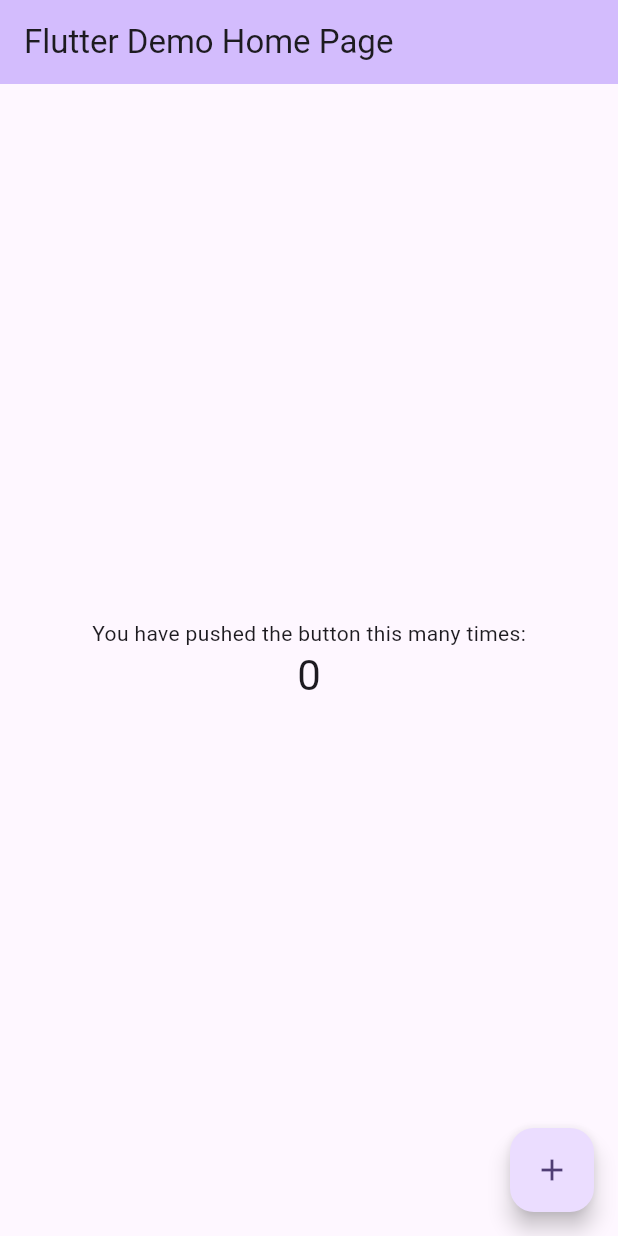
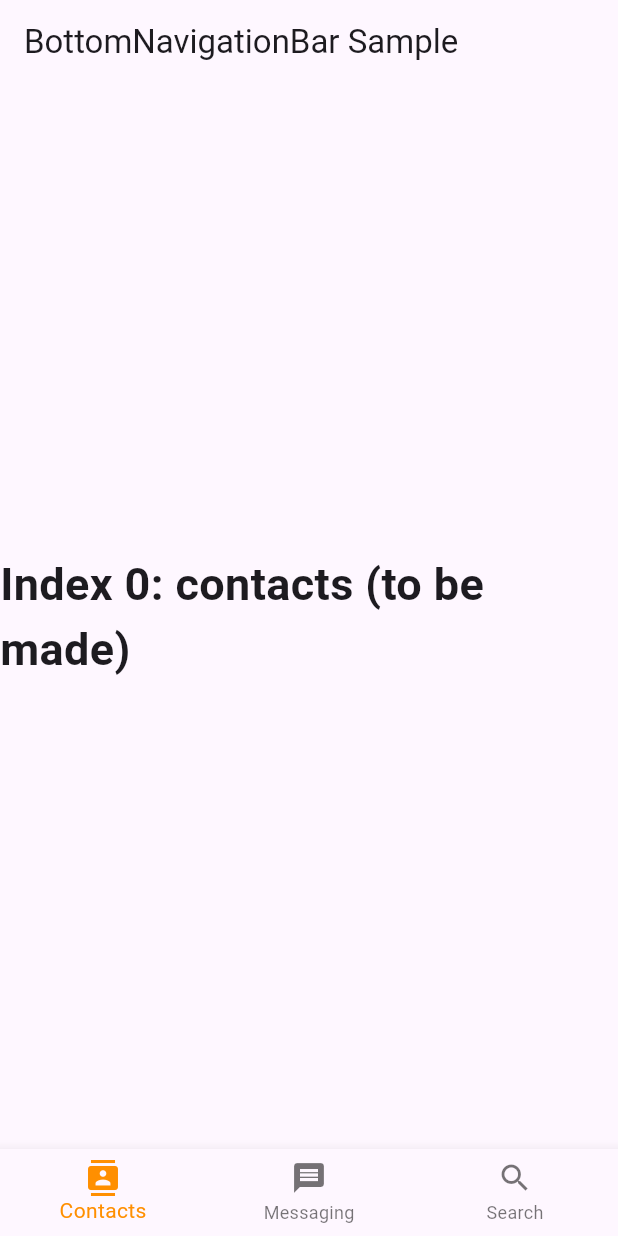
Before and after one commit to David-Cassel/CS_233_final_project, a Flutter app: the screen it shows after launch, on a phone screen of 412 x 824 dp. Run offline on Flutter 3.47's test engine with Material 3 defaults, Android fonts, the phone set to English and light mode, and no system bars.

Commit message:
add bottom navigation bar and fix errors from the last commit

```diff
--- a/lib/main.dart
+++ b/lib/main.dart
@@ -1,125 +1,85 @@
 import 'package:flutter/material.dart';
 
-void main() {
-  runApp(const MyApp());
-}
+void main() => runApp(const BottomNavigationBarExampleApp());
 
-class MyApp extends StatelessWidget {
-  const MyApp({super.key});
+class BottomNavigationBarExampleApp extends StatelessWidget {
+  const BottomNavigationBarExampleApp({super.key});
 
-  // This widget is the root of your application.
   @override
   Widget build(BuildContext context) {
-    return MaterialApp(
-      title: 'Flutter Demo',
-      theme: ThemeData(
-        // This is the theme of your application.
-        //
-        // TRY THIS: Try running your application with "flutter run". You'll see
-        // the application has a purple toolbar. Then, without quitting the app,
-        // try changing the seedColor in the colorScheme below to Colors.green
-        // and then invoke "hot reload" (save your changes or press the "hot
-        // reload" button in a Flutter-supported IDE, or press "r" if you used
-        // the command line to start the app).
-        //
-        // Notice that the counter didn't reset back to zero; the application
-        // state is not lost during the reload. To reset the state, use hot
-        // restart instead.
-        //
-        // This works for code too, not just values: Most code changes can be
-        // tested with just a hot reload.
-        colorScheme: ColorScheme.fromSeed(seedColor: Colors.deepPurple),
-        useMaterial3: true,
-      ),
-      home: const MyHomePage(title: 'Flutter Demo Home Page'),
+    return const MaterialApp(
+      home: BottomNavigationBarExample(),
     );
   }
 }
 
-class MyHomePage extends StatefulWidget {
-  const MyHomePage({super.key, required this.title});
-
-  // This widget is the home page of your application. It is stateful, meaning
-  // that it has a State object (defined below) that contains fields that affect
-  // how it looks.
-
-  // This class is the configuration for the state. It holds the values (in this
-  // case the title) provided by the parent (in this case the App widget) and
-  // used by the build method of the State. Fields in a Widget subclass are
-  // always marked "final".
-
-  final String title;
+class BottomNavigationBarExample extends StatefulWidget {
+  const BottomNavigationBarExample({super.key});
 
   @override
-  State<MyHomePage> createState() => _MyHomePageState();
+  State<BottomNavigationBarExample> createState() =>
+      _BottomNavigationBarExampleState();
 }
 
-class _MyHomePageState extends State<MyHomePage> {
-  int _counter = 0;
+class _BottomNavigationBarExampleState
+    extends State<BottomNavigationBarExample> {
+  int _selectedIndex = 0;
+  static const TextStyle optionStyle =
+  TextStyle(fontSize: 30, fontWeight: FontWeight.bold);
+  static const List<Widget> _widgetOptions = <Widget>[
+    Text(
+      'Index 0: contacts (to be made)',
+      style: optionStyle,
+    ),
+    Text(
+      'Index 1: messaging (to be made)',
+      style: optionStyle,
+    ),
+    Text(
+      'Index 2: search (to be made)',
+      style: optionStyle,
+    ),
+  ];
 
-  void _incrementCounter() {
+  void _onItemTapped(int index) {
     setState(() {
-      // This call to setState tells the Flutter framework that something has
-      // changed in this State, which causes it to rerun the build method below
-      // so that the display can reflect the updated values. If we changed
-      // _counter without calling setState(), then the build method would not be
-      // called again, and so nothing would appear to happen.
-      _counter++;
+      _selectedIndex = index;
     });
   }
 
   @override
   Widget build(BuildContext context) {
-    // This method is rerun every time setState is called, for instance as done
-    // by the _incrementCounter method above.
-    //
-    // The Flutter framework has been optimized to make rerunning build methods
-    // fast, so that you can just rebuild anything that needs updating rather
-    // than having to individually change instances of widgets.
     return Scaffold(
       appBar: AppBar(
-        // TRY THIS: Try changing the color here to a specific color (to
-        // Colors.amber, perhaps?) and trigger a hot reload to see the AppBar
-        // change color while the other colors stay the same.
-        backgroundColor: Theme.of(context).colorScheme.inversePrimary,
-        // Here we take the value from the MyHomePage object that was created by
-        // the App.build method, and use it to set our appbar title.
-        title: Text(widget.title),
+        title: const Text('BottomNavigationBar Sample'),
       ),
       body: Center(
-        // Center is a layout widget. It takes a single child and positions it
-        // in the middle of the parent.
-        child: Column(
-          // Column is also a layout widget. It takes a list of children and
-          // arranges them vertically. By default, it sizes itself to fit its
-          // children horizontally, and tries to be as tall as its parent.
-          //
-          // Column has various properties to control how it sizes itself and
-          // how it positions its children. Here we use mainAxisAlignment to
-          // center the children vertically; the main axis here is the vertical
-          // axis because Columns are vertical (the cross axis would be
-          // horizontal).
-          //
-          // TRY THIS: Invoke "debug painting" (choose the "Toggle Debug Paint"
-          // action in the IDE, or press "p" in the console), to see the
-          // wireframe for each widget.
-          mainAxisAlignment: MainAxisAlignment.center,
-          children: <Widget>[
-            const Text(
-              'You have pushed the button this many times:',
-            ),
-            Text(
-              '$_counter',
-              style: Theme.of(context).textTheme.headlineMedium,
-            ),
-          ],
-        ),
+        child: _widgetOptions.elementAt(_selectedIndex),
       ),
-      floatingActionButton: FloatingActionButton(
-        onPressed: _incrementCounter,
-        tooltip: 'Increment',
-        child: const Icon(Icons.add),
-      ), // This trailing comma makes auto-formatting nicer for build methods.
+      bottomNavigationBar: BottomNavigationBar(
+        items: const <BottomNavigationBarItem>[
+          BottomNavigationBarItem(
+            icon: Icon(Icons.contacts),
+            label: 'Contacts',
+            backgroundColor: Colors.red,
+          ),
+          BottomNavigationBarItem(
+            icon: Icon(Icons.message),
+            label: 'Messaging',
+            backgroundColor: Colors.green,
+          ),
+          BottomNavigationBarItem(
+            icon: Icon(Icons.search),
+            label: 'Search',
+            backgroundColor: Colors.purple,
+          ),
+        ],
+        currentIndex: _selectedIndex,
+        selectedItemColor: Colors.amber[800],
+        onTap: _onItemTapped,
+      ),
     );
   }
 }
+
+// credit: https://api.flutter.dev/flutter/material/BottomNavigationBar-class.html
```
